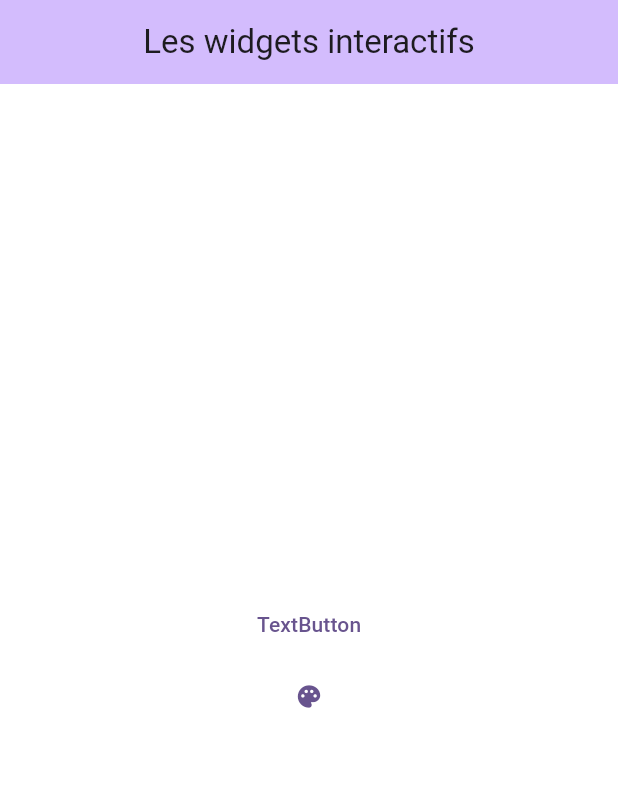
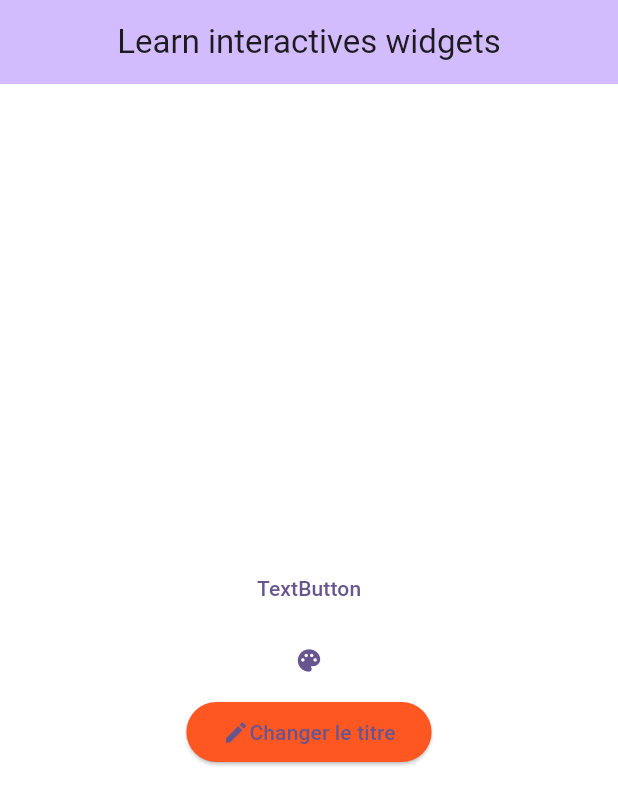
Before and after one commit to Felicitydev/flutter, a Flutter app: the screen it shows after launch, on a phone screen of 412 x 824 dp. Shown: the top 805 px of the screen. Run offline on Flutter 3.47's test engine with Material 3 defaults, Android fonts, the light colour scheme and no system bars; our stand-ins replace sembast, shared_preferences; missing offline and left inert: encrypt.

Commit message:
[IMP] Elevated button

```diff
--- a/interactives_widgets/lib/home_page.dart
+++ b/interactives_widgets/lib/home_page.dart
@@ -1,6 +1,8 @@
+import 'dart:math';
+
 import 'package:flutter/material.dart';
 
-class HomePage extends StatefulWidget{
+class HomePage extends StatefulWidget {
   final String title;
 
   const HomePage({super.key, required this.title});
@@ -11,14 +13,19 @@ class HomePage extends StatefulWidget{
   }
 }
 
-class _HomePageState extends State<HomePage>{
+class _HomePageState extends State<HomePage> {
+  Color backgroundColor = Colors.white;
+  List<String> _titles = [
+    "Learn interactives widgets",
+    "Learn flutter"
+  ];
+  int _titleIndex = 0;
 
-  Color backgroundColor = Colors.white;
-
-  _update_LongPressed(){
+  _update_LongPressed() {
     setState(() {
-      backgroundColor = (backgroundColor == Colors.white) ? Colors.deepOrangeAccent : Colors.white;
-
+      backgroundColor = (backgroundColor == Colors.white)
+          ? Colors.deepOrangeAccent
+          : Colors.white;
     });
   }
 
@@ -26,7 +33,7 @@ class _HomePageState extends State<HomePage>{
   Widget build(BuildContext context) {
     return Scaffold(
       appBar: AppBar(
-        title: Text(widget.title),
+        title: Text(_titles[_titleIndex]),
         centerTitle: true,
         backgroundColor: Theme.of(context).colorScheme.inversePrimary,
       ),
@@ -36,22 +43,41 @@ class _HomePageState extends State<HomePage>{
           mainAxisAlignment: MainAxisAlignment.center,
           children: [
             TextButton(
-                onPressed: (){
-                  setState(() {
-                    backgroundColor = (backgroundColor == Colors.white) ? Colors.black54 : Colors.white;
-                  });
-                },
-                onLongPress: _update_LongPressed,
-                child: const Text("TextButton"),
+              onPressed: () {
+                setState(() {
+                  backgroundColor = (backgroundColor == Colors.white)
+                      ? Colors.black54
+                      : Colors.white;
+                });
+              },
+              onLongPress: _update_LongPressed,
+              child: const Text("TextButton"),
             ),
             TextButton.icon(
                 onPressed: _update_LongPressed,
-                label: const Icon(Icons.palette)
+                label: const Icon(Icons.palette)),
+
+            ElevatedButton(
+                onPressed: (){
+                  setState(() {
+                    int newRandomTitle = Random().nextInt(_titles.length);
+                    _titleIndex = newRandomTitle;
+                  });
+                },
+                style: ElevatedButton.styleFrom(
+                  backgroundColor: Colors.deepOrange
+                ),
+                child: const Row(
+                  mainAxisSize: MainAxisSize.min,
+                  children: [
+                    Icon(Icons.edit),
+                    Text("Changer le titre")
+                  ],
+                )
             )
           ],
         ),
       ),
-
     );
   }
 }
```
